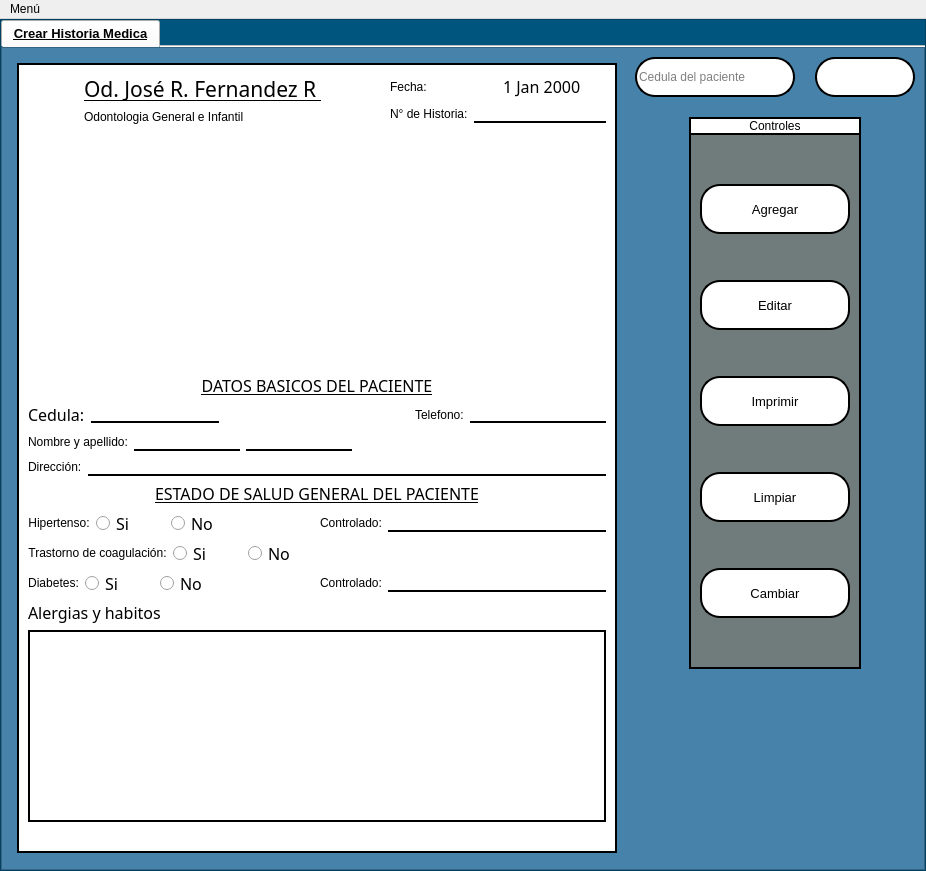
Qt form interfaces/salida.ui (Reinaldito04/App-Consultas-y-Historias-Medicas) before a commit.
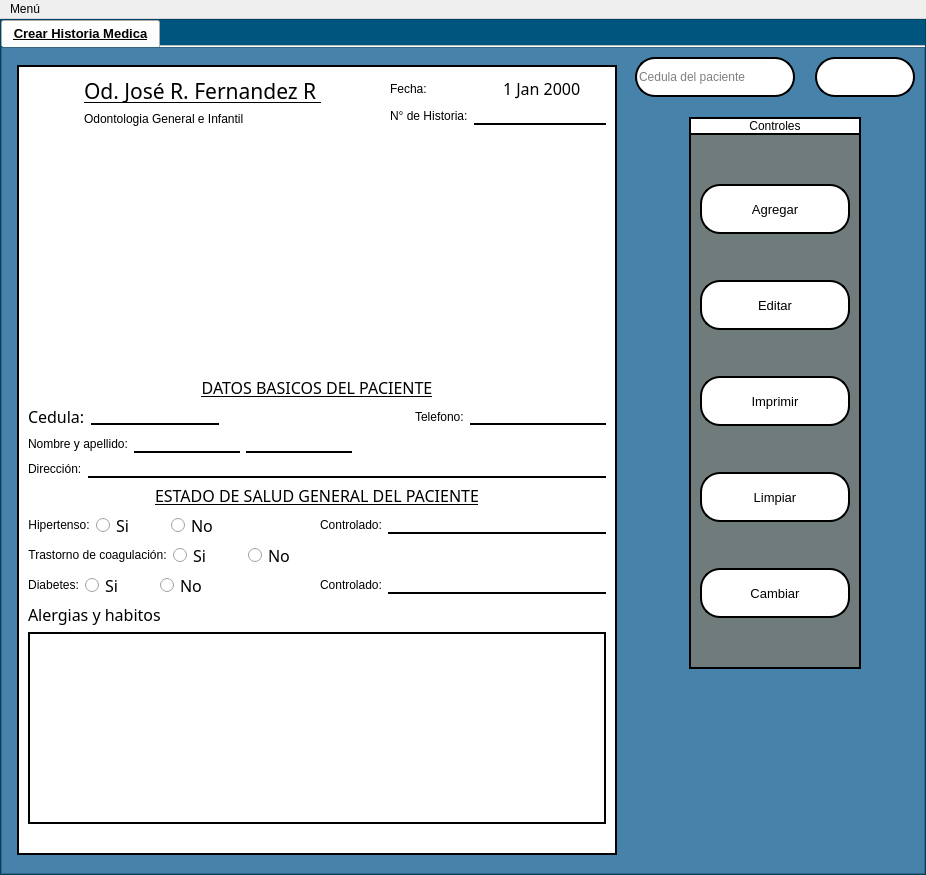
The same form after that commit. Icons and pictures are not drawn.

```diff
--- a/interfaces/salida.ui
+++ b/interfaces/salida.ui
@@ -7,7 +7,7 @@
     <x>0</x>
     <y>0</y>
     <width>926</width>
-    <height>871</height>
+    <height>875</height>
    </rect>
   </property>
   <property name="windowTitle">
@@ -312,7 +312,7 @@
                                 <font>
                                  <family>Yu Gothic UI Semibold</family>
                                  <pointsize>16</pointsize>
-                                 <weight>7</weight>
+                                 <weight>8</weight>
                                  <italic>false</italic>
                                  <bold>false</bold>
                                  <underline>true</underline>
@@ -378,7 +378,7 @@
                                   <font>
                                    <family>Yu Gothic UI Semibold</family>
                                    <pointsize>12</pointsize>
-                                   <weight>7</weight>
+                                   <weight>8</weight>
                                    <italic>false</italic>
                                    <bold>false</bold>
                                   </font>
@@ -445,7 +445,7 @@
                               <font>
                                <family>Yu Gothic UI Semibold</family>
                                <pointsize>12</pointsize>
-                               <weight>7</weight>
+                               <weight>8</weight>
                                <italic>false</italic>
                                <bold>false</bold>
                                <underline>true</underline>
@@ -476,7 +476,7 @@
                                       <font>
                                        <family>Yu Gothic UI Semibold</family>
                                        <pointsize>12</pointsize>
-                                       <weight>7</weight>
+                                       <weight>8</weight>
                                        <italic>false</italic>
                                        <bold>false</bold>
                                        <underline>false</underline>
@@ -615,7 +615,7 @@
                                   <font>
                                    <family>Yu Gothic UI Semibold</family>
                                    <pointsize>12</pointsize>
-                                   <weight>7</weight>
+                                   <weight>8</weight>
                                    <italic>false</italic>
                                    <bold>false</bold>
                                    <underline>true</underline>
@@ -683,7 +683,7 @@
                                              <font>
                                               <family>Yu Gothic UI Semibold</family>
                                               <pointsize>12</pointsize>
-                                              <weight>7</weight>
+                                              <weight>8</weight>
                                               <italic>false</italic>
                                               <bold>false</bold>
                                              </font>
@@ -702,7 +702,7 @@
                                              <font>
                                               <family>Yu Gothic UI Semibold</family>
                                               <pointsize>12</pointsize>
-                                              <weight>7</weight>
+                                              <weight>8</weight>
                                               <italic>false</italic>
                                               <bold>false</bold>
                                              </font>
@@ -800,7 +800,7 @@
                                              <font>
                                               <family>Yu Gothic UI Semibold</family>
                                               <pointsize>12</pointsize>
-                                              <weight>7</weight>
+                                              <weight>8</weight>
                                               <italic>false</italic>
                                               <bold>false</bold>
                                              </font>
@@ -819,7 +819,7 @@
                                              <font>
                                               <family>Yu Gothic UI Semibold</family>
                                               <pointsize>12</pointsize>
-                                              <weight>7</weight>
+                                              <weight>8</weight>
                                               <italic>false</italic>
                                               <bold>false</bold>
                                              </font>
@@ -912,7 +912,7 @@
                                              <font>
                                               <family>Yu Gothic UI Semibold</family>
                                               <pointsize>12</pointsize>
-                                              <weight>7</weight>
+                                              <weight>8</weight>
                                               <italic>false</italic>
                                               <bold>false</bold>
                                              </font>
@@ -931,7 +931,7 @@
                                              <font>
                                               <family>Yu Gothic UI Semibold</family>
                                               <pointsize>12</pointsize>
-                                              <weight>7</weight>
+                                              <weight>8</weight>
                                               <italic>false</italic>
                                               <bold>false</bold>
                                              </font>
@@ -992,7 +992,7 @@
                                       <font>
                                        <family>Yu Gothic UI Semibold</family>
                                        <pointsize>12</pointsize>
-                                       <weight>7</weight>
+                                       <weight>8</weight>
                                        <italic>false</italic>
                                        <bold>false</bold>
                                        <underline>false</underline>
```
Left out of the diff: 8 changed lines with no effect on the pictures.
